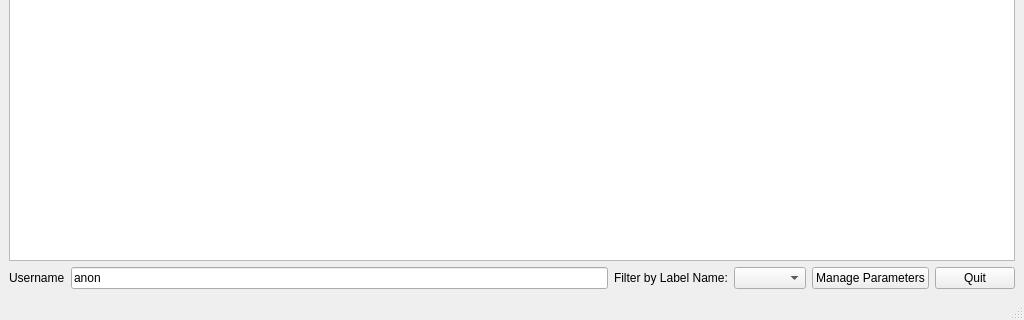
Above: visualization/DataManager_v4.ui from mistycheney/MouseBrainAtlas before the change; both pictures show x 0 to 1024 and y 664 to 984 of the 1024 by 984 pixel window. Below: the same form after it.
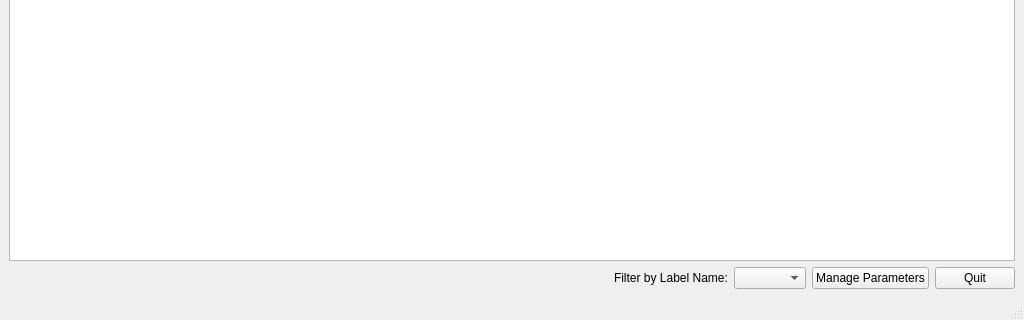
That is the form after the change.

```diff
--- a/visualization/DataManager_v4.ui
+++ b/visualization/DataManager_v4.ui
@@ -51,18 +51,17 @@
       <item>
        <layout class="QHBoxLayout" name="bottomLayout">
         <item>
-         <widget class="QLabel" name="label">
-          <property name="text">
-           <string>Username</string>
+         <spacer name="horizontalSpacer">
+          <property name="orientation">
+           <enum>Qt::Horizontal</enum>
           </property>
-         </widget>
-        </item>
-        <item>
-         <widget class="QLineEdit" name="usernameEdit">
-          <property name="text">
-           <string>anon</string>
+          <property name="sizeHint" stdset="0">
+           <size>
+            <width>40</width>
+            <height>20</height>
+           </size>
           </property>
-         </widget>
+         </spacer>
         </item>
         <item>
          <widget class="QLabel" name="label_4">
```
